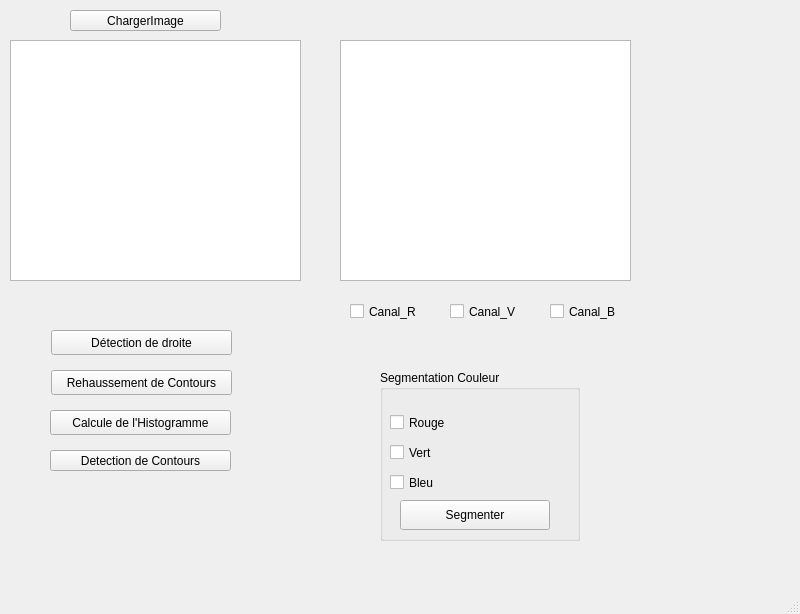
This is Descripteurs/tessst/mainwindow.ui in TomAuclin/PROJETC_LMLTM as Qt 5 draws it before an edit. The edited form follows.
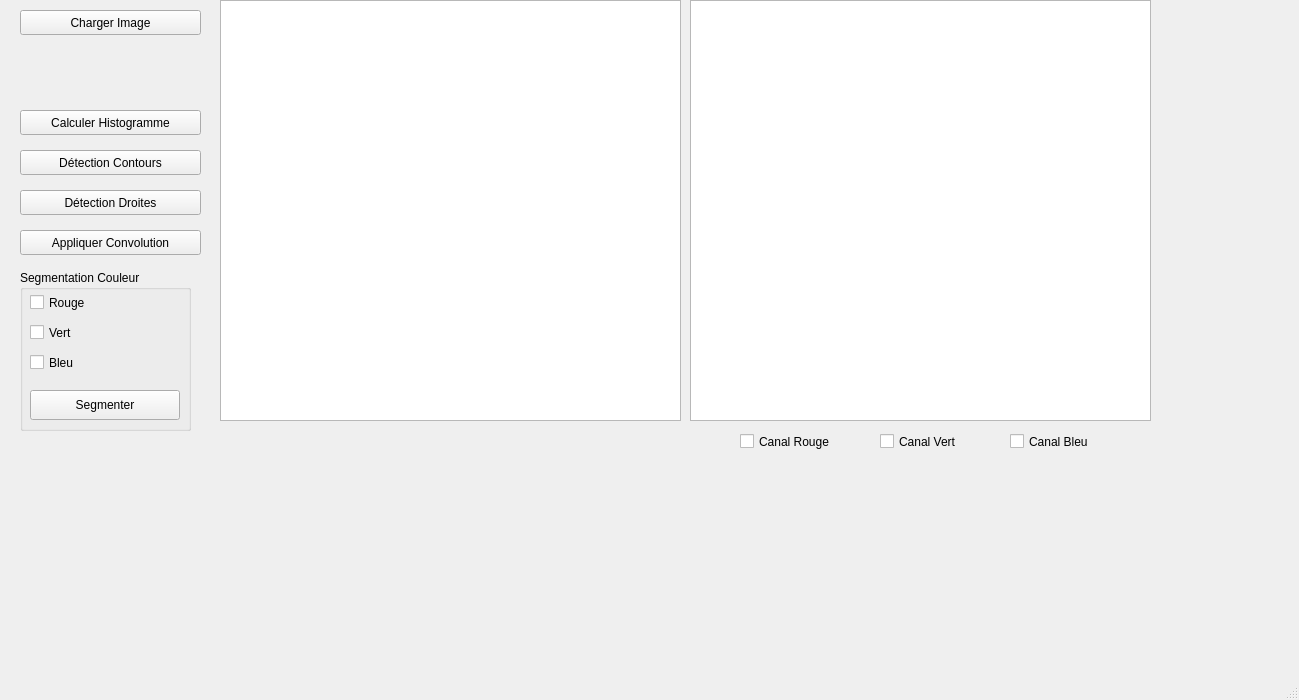
This is the edited form.

Patch:
```diff
--- a/Descripteurs/tessst/mainwindow.ui
+++ b/Descripteurs/tessst/mainwindow.ui
@@ -6,8 +6,8 @@
    <rect>
     <x>0</x>
     <y>0</y>
-    <width>800</width>
-    <height>614</height>
+    <width>1299</width>
+    <height>700</height>
    </rect>
   </property>
   <property name="windowTitle">
@@ -17,134 +17,134 @@
    <widget class="QPushButton" name="ChargerImage">
     <property name="geometry">
      <rect>
-      <x>70</x>
+      <x>20</x>
       <y>10</y>
-      <width>151</width>
-      <height>21</height>
-     </rect>
-    </property>
-    <property name="text">
-     <string>ChargerImage</string>
-    </property>
-   </widget>
-   <widget class="QPushButton" name="DetectionContour">
-    <property name="geometry">
-     <rect>
-      <x>50</x>
-      <y>450</y>
       <width>181</width>
-      <height>21</height>
+      <height>25</height>
      </rect>
     </property>
     <property name="text">
-     <string>Detection de Contours</string>
+     <string>Charger Image</string>
     </property>
    </widget>
    <widget class="QGraphicsView" name="AfficherImage">
     <property name="geometry">
      <rect>
-      <x>10</x>
-      <y>40</y>
-      <width>291</width>
-      <height>241</height>
+      <x>220</x>
+      <y>0</y>
+      <width>461</width>
+      <height>421</height>
      </rect>
     </property>
    </widget>
    <widget class="QGraphicsView" name="AffichageResultat">
     <property name="geometry">
      <rect>
-      <x>340</x>
-      <y>40</y>
-      <width>291</width>
-      <height>241</height>
+      <x>690</x>
+      <y>0</y>
+      <width>461</width>
+      <height>421</height>
      </rect>
     </property>
    </widget>
-   <widget class="QPushButton" name="DetectionDroite">
-    <property name="geometry">
-     <rect>
-      <x>51</x>
-      <y>330</y>
-      <width>181</width>
-      <height>25</height>
-     </rect>
-    </property>
-    <property name="text">
-     <string>Détection de droite</string>
-    </property>
-   </widget>
-   <widget class="QPushButton" name="RehaussementContours">
-    <property name="geometry">
-     <rect>
-      <x>51</x>
-      <y>370</y>
-      <width>181</width>
-      <height>25</height>
-     </rect>
-    </property>
-    <property name="text">
-     <string>Rehaussement de Contours</string>
-    </property>
-   </widget>
    <widget class="QPushButton" name="CalculerHisto">
     <property name="geometry">
      <rect>
-      <x>50</x>
-      <y>410</y>
+      <x>20</x>
+      <y>110</y>
       <width>181</width>
       <height>25</height>
      </rect>
     </property>
     <property name="text">
-     <string>Calcule de l'Histogramme</string>
-    </property>
-   </widget>
-   <widget class="QCheckBox" name="Canal_V">
-    <property name="geometry">
-     <rect>
-      <x>450</x>
-      <y>300</y>
-      <width>82</width>
-      <height>23</height>
-     </rect>
-    </property>
-    <property name="text">
-     <string>Canal_V</string>
+     <string>Calculer Histogramme</string>
     </property>
    </widget>
    <widget class="QCheckBox" name="Canal_R">
     <property name="geometry">
      <rect>
-      <x>350</x>
-      <y>300</y>
-      <width>82</width>
+      <x>740</x>
+      <y>430</y>
+      <width>100</width>
       <height>23</height>
      </rect>
     </property>
     <property name="text">
-     <string>Canal_R</string>
+     <string>Canal Rouge</string>
+    </property>
+   </widget>
+   <widget class="QCheckBox" name="Canal_V">
+    <property name="geometry">
+     <rect>
+      <x>880</x>
+      <y>430</y>
+      <width>100</width>
+      <height>23</height>
+     </rect>
+    </property>
+    <property name="text">
+     <string>Canal Vert</string>
     </property>
    </widget>
    <widget class="QCheckBox" name="Canal_B">
     <property name="geometry">
      <rect>
-      <x>550</x>
-      <y>300</y>
-      <width>82</width>
+      <x>1010</x>
+      <y>430</y>
+      <width>100</width>
       <height>23</height>
      </rect>
     </property>
     <property name="text">
-     <string>Canal_B</string>
+     <string>Canal Bleu</string>
+    </property>
+   </widget>
+   <widget class="QPushButton" name="DetectionContour">
+    <property name="geometry">
+     <rect>
+      <x>20</x>
+      <y>150</y>
+      <width>181</width>
+      <height>25</height>
+     </rect>
+    </property>
+    <property name="text">
+     <string>Détection Contours</string>
+    </property>
+   </widget>
+   <widget class="QPushButton" name="DetectionDroite">
+    <property name="geometry">
+     <rect>
+      <x>20</x>
+      <y>190</y>
+      <width>181</width>
+      <height>25</height>
+     </rect>
+    </property>
+    <property name="text">
+     <string>Détection Droites</string>
+    </property>
+   </widget>
+   <widget class="QPushButton" name="AppliquerConvolution">
+    <property name="geometry">
+     <rect>
+      <x>20</x>
+      <y>230</y>
+      <width>181</width>
+      <height>25</height>
+     </rect>
+    </property>
+    <property name="text">
+     <string>Appliquer Convolution</string>
     </property>
    </widget>
    <widget class="QGroupBox" name="GroupeSegmentation">
     <property name="geometry">
      <rect>
-      <x>380</x>
-      <y>370</y>
-      <width>200</width>
-      <height>171</height>
+      <x>20</x>
+      <y>270</y>
+      <width>171</width>
+      <height>161</height>
      </rect>
     </property>
     <property name="title">
@@ -154,7 +154,7 @@
      <property name="geometry">
       <rect>
        <x>10</x>
-       <y>40</y>
+       <y>20</y>
        <width>150</width>
        <height>25</height>
       </rect>
@@ -167,7 +167,7 @@
      <property name="geometry">
       <rect>
        <x>10</x>
-       <y>70</y>
+       <y>50</y>
        <width>150</width>
        <height>25</height>
       </rect>
@@ -180,7 +180,7 @@
      <property name="geometry">
       <rect>
        <x>10</x>
-       <y>100</y>
+       <y>80</y>
        <width>150</width>
        <height>25</height>
       </rect>
@@ -192,8 +192,8 @@
     <widget class="QPushButton" name="SegmenterCouleur">
      <property name="geometry">
       <rect>
-       <x>20</x>
-       <y>130</y>
+       <x>10</x>
+       <y>120</y>
        <width>150</width>
        <height>30</height>
       </rect>
```
Left out of the diff: 4 changed lines with no effect on the pictures.
